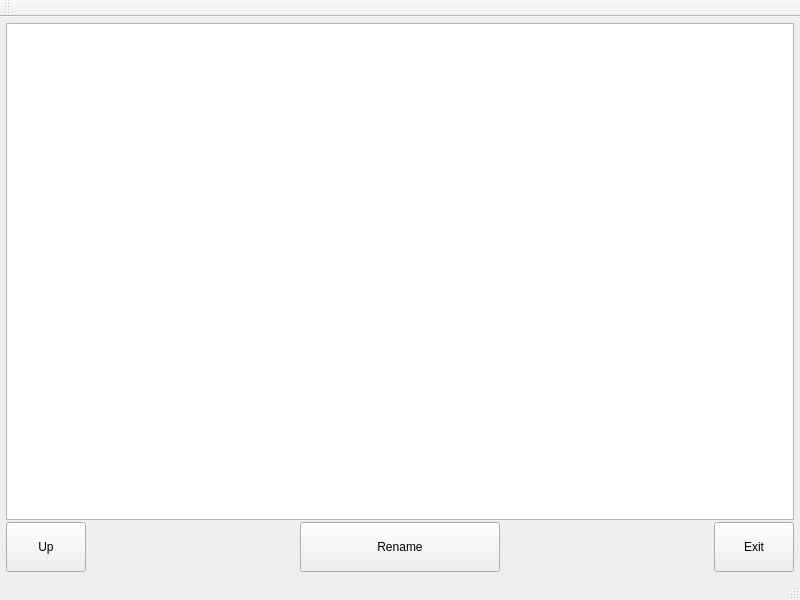
Before: the Qt Designer form filesystemmodel/mainwindow.ui in saibi/qt, drawn with Qt 5.
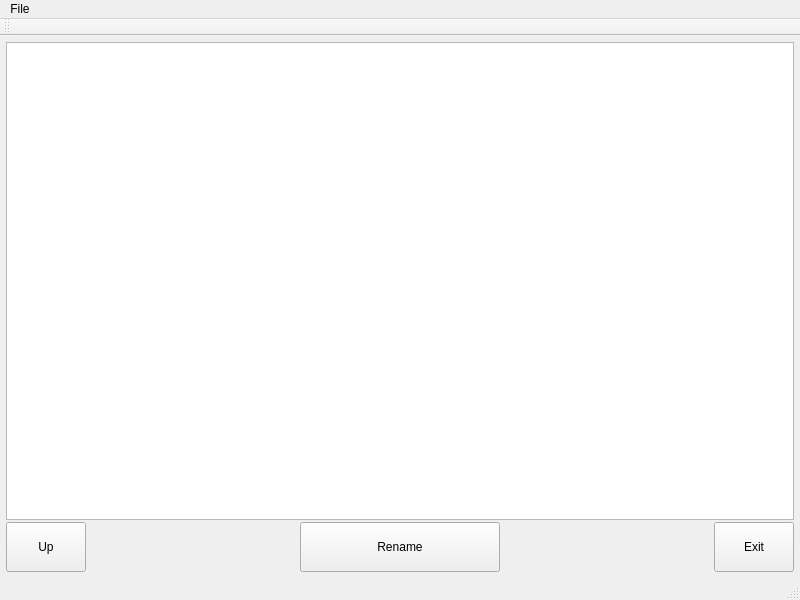
After: the same form once the commit is applied. Custom widgets are drawn as their Qt base class.

Commit message: filesystemmodel : add app icon & menu.

Diff of the .ui file:
```diff
--- a/filesystemmodel/mainwindow.ui
+++ b/filesystemmodel/mainwindow.ui
@@ -146,6 +146,17 @@
      <height>19</height>
     </rect>
    </property>
+   <widget class="QMenu" name="menuFile">
+    <property name="title">
+     <string>File</string>
+    </property>
+    <addaction name="actionRename"/>
+    <addaction name="actionUp"/>
+    <addaction name="separator"/>
+    <addaction name="separator"/>
+    <addaction name="actionExit"/>
+   </widget>
+   <addaction name="menuFile"/>
   </widget>
   <widget class="QToolBar" name="mainToolBar">
    <attribute name="toolBarArea">
```
Left out of the diff: 17 changed lines with no effect on the pictures. The commit also changes 6 other files.
